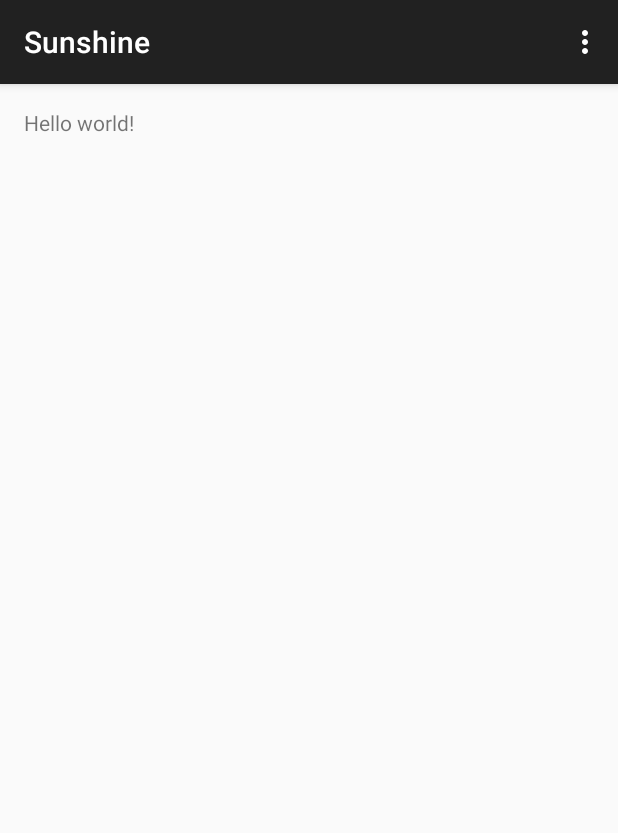
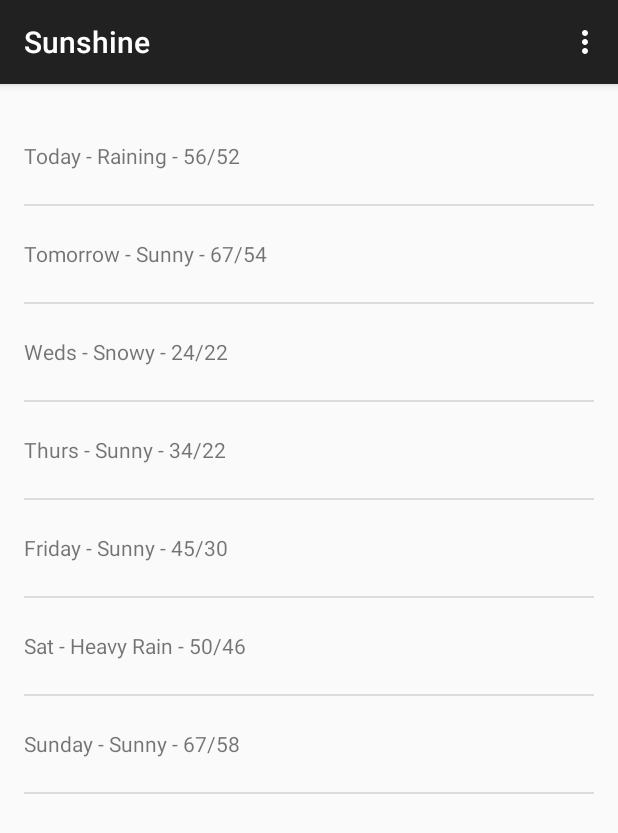
Before and after one commit to hnguyenworkstation/Android-Playground, an Android app: the screen it shows after launch (MainActivity), on a phone screen of 412 x 824 dp. Shown: the top 833 px of the screen. Run offline under Robolectric (Android 15) with nearby library versions, the phone set to English and light mode, and no system bars.

Commit message:
Running a list view with fake forecast data

```diff
--- a/Sunshine/app/src/main/java/com/example/android/sunshine/app/MainActivity.java
+++ b/Sunshine/app/src/main/java/com/example/android/sunshine/app/MainActivity.java
@@ -8,6 +8,12 @@ import android.view.Menu;
 import android.view.MenuItem;
 import android.view.View;
 import android.view.ViewGroup;
+import android.widget.ArrayAdapter;
+import android.widget.ListView;
+
+import java.util.ArrayList;
+import java.util.Arrays;
+import java.util.List;
 
 
 public class MainActivity extends ActionBarActivity {
@@ -57,6 +63,32 @@ public class MainActivity extends ActionBarActivity {
         public View onCreateView(LayoutInflater inflater, ViewGroup container,
                                  Bundle savedInstanceState) {
             View rootView = inflater.inflate(R.layout.fragment_main, container, false);
+
+            // Declare array adapter
+            ArrayAdapter<String> mArrayAdapter;
+
+            String[] forecastArray = {
+                    "Today - Raining - 56/52",
+                    "Tomorrow - Sunny - 67/54",
+                    "Weds - Snowy - 24/22",
+                    "Thurs - Sunny - 34/22",
+                    "Friday - Sunny - 45/30",
+                    "Sat - Heavy Rain - 50/46",
+                    "Sunday - Sunny - 67/58"
+            };
+
+            List<String> listForecast = new ArrayList<String>(
+                    Arrays.asList(forecastArray)
+            );
+
+            mArrayAdapter = new ArrayAdapter<String>(
+              getActivity(), R.layout.list_item_forecast,
+                    R.id.list_item_forecast_textview, listForecast
+            );
+
+            ListView listView = (ListView)rootView.findViewById(R.id.listview_forecast);
+            listView.setAdapter(mArrayAdapter);
+
             return rootView;
         }
     }
--- a/Sunshine/app/src/main/res/layout/fragment_main.xml
+++ b/Sunshine/app/src/main/res/layout/fragment_main.xml
@@ -1,12 +1,15 @@
-<RelativeLayout xmlns:android="http://schemas.android.com/apk/res/android"
-    xmlns:tools="http://schemas.android.com/tools" android:layout_width="match_parent"
+<FrameLayout xmlns:android="http://schemas.android.com/apk/res/android"
+    xmlns:tools="http://schemas.android.com/tools"
+    android:layout_width="match_parent"
     android:layout_height="match_parent" android:paddingLeft="@dimen/activity_horizontal_margin"
     android:paddingRight="@dimen/activity_horizontal_margin"
     android:paddingTop="@dimen/activity_vertical_margin"
     android:paddingBottom="@dimen/activity_vertical_margin"
     tools:context=".MainActivity$PlaceholderFragment">
 
-    <TextView android:text="@string/hello_world" android:layout_width="wrap_content"
-        android:layout_height="wrap_content" />
+    <ListView
+        android:id="@+id/listview_forecast"
+        android:layout_width="match_parent"
+        android:layout_height="match_parent" />
 
-</RelativeLayout>
+</FrameLayout>
--- /dev/null
+++ b/Sunshine/app/src/main/res/layout/list_item_forecast.xml
@@ -0,0 +1,10 @@
+<?xml version="1.0" encoding="utf-8"?>
+<TextView
+    xmlns:android="http://schemas.android.com/apk/res/android"
+    android:layout_width="match_parent"
+    android:layout_height="match_parent"
+    android:gravity="center_vertical"
+    android:minHeight="?android:attr/listPreferredItemHeight"
+    android:id="@+id/list_item_forecast_textview">
+
+</TextView>
```
Also changed, not shown: Sunshine/app/src/main/res/layout/activity_main.xml (+8 -4 lines).
